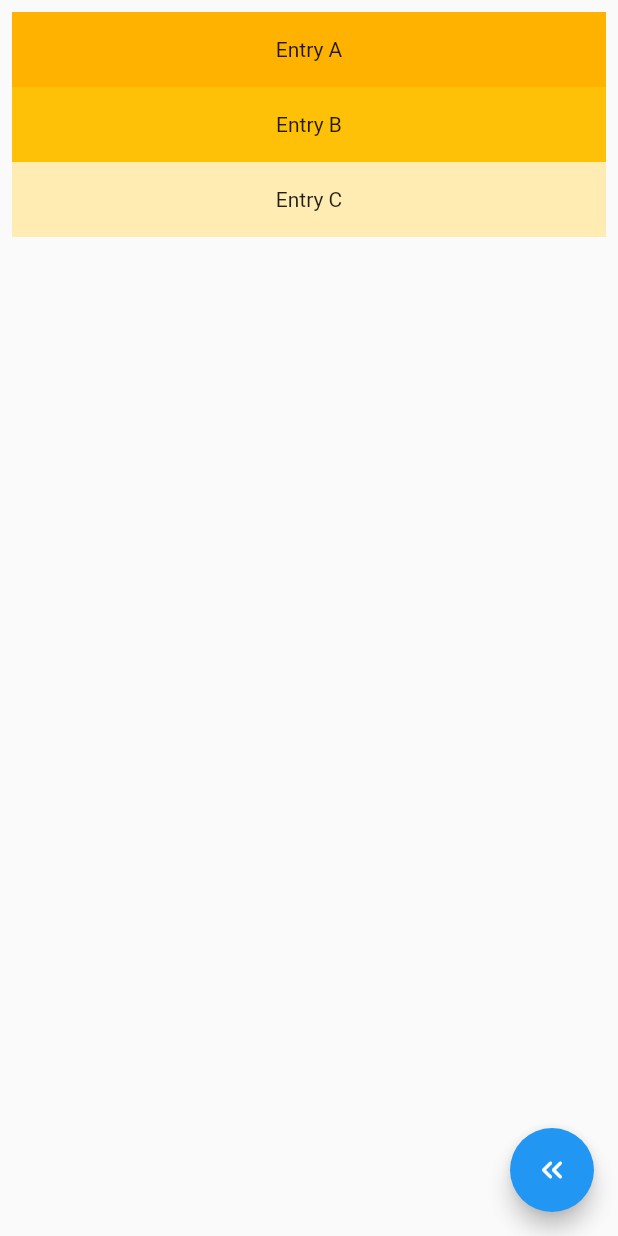
After one commit to fujiya228/flutter-widget-of-the-week, a Flutter app: the Page052 screen opened directly, after a tap on "NomalListView", on a phone screen of 412 x 824 dp. The commit adds this screen. Run offline on Flutter 3.47's test engine with Material 2 defaults, Android fonts, the phone set to English and light mode, and no system bars; our stand-ins replace transparent_image.

Commit message:
ListViewを追加

```diff
--- /dev/null
+++ b/lib/widgets/pages/page052.dart
@@ -0,0 +1,122 @@
+import 'package:flutter/material.dart';
+import '../back_page_button.dart';
+import '../page_list_tile.dart';
+
+class Page052 extends StatelessWidget {
+  const Page052({
+    Key? key,
+  }) : super(key: key);
+
+  @override
+  Widget build(BuildContext context) {
+    return SafeArea(
+      child: Scaffold(
+        body: ListView(
+          children: const [
+            PageListTile(
+              title: 'NomalListView',
+              page: NomalListView(),
+            ),
+            PageListTile(
+              title: 'ListViewWithBuilder',
+              page: ListViewWithBuilder(),
+            ),
+            PageListTile(
+              title: 'ListViewWithDivider',
+              page: ListViewWithDivider(),
+            ),
+          ],
+        ),
+        floatingActionButton: const BackPageButton(),
+      ),
+    );
+  }
+}
+
+class NomalListView extends StatelessWidget {
+  const NomalListView({Key? key}) : super(key: key);
+
+  @override
+  Widget build(BuildContext context) {
+    return SafeArea(
+      child: Scaffold(
+        body: ListView(
+          padding: const EdgeInsets.all(8),
+          children: <Widget>[
+            Container(
+              height: 50,
+              color: Colors.amber[600],
+              child: const Center(child: Text('Entry A')),
+            ),
+            Container(
+              height: 50,
+              color: Colors.amber[500],
+              child: const Center(child: Text('Entry B')),
+            ),
+            Container(
+              height: 50,
+              color: Colors.amber[100],
+              child: const Center(child: Text('Entry C')),
+            ),
+          ],
+        ),
+        floatingActionButton: const BackPageButton(),
+      ),
+    );
+  }
+}
+
+class ListViewWithBuilder extends StatelessWidget {
+  const ListViewWithBuilder({Key? key}) : super(key: key);
+
+  @override
+  Widget build(BuildContext context) {
+    final List<String> entries = <String>['A', 'B', 'C'];
+    final List<int> colorCodes = <int>[600, 500, 100];
+
+    return SafeArea(
+      child: Scaffold(
+        body: ListView.builder(
+            padding: const EdgeInsets.all(8),
+            itemCount: entries.length,
+            itemBuilder: (BuildContext context, int index) {
+              return Container(
+                height: 50,
+                color: Colors.amber[colorCodes[index]],
+                child: Center(child: Text('Entry ${entries[index]}')),
+              );
+            }),
+        floatingActionButton: const BackPageButton(),
+      ),
+    );
+  }
+}
+
+class ListViewWithDivider extends StatelessWidget {
+  const ListViewWithDivider({Key? key}) : super(key: key);
+
+  @override
+  Widget build(BuildContext context) {
+    final List<String> entries = <String>['A', 'B', 'C'];
+    final List<int> colorCodes = <int>[600, 500, 100];
+
+    return SafeArea(
+      child: Scaffold(
+        body: ListView.separated(
+          padding: const EdgeInsets.all(8),
+          itemCount: entries.length,
+          itemBuilder: (BuildContext context, int index) {
+            return Container(
+              height: 50,
+              color: Colors.amber[colorCodes[index]],
+              child: Center(child: Text('Entry ${entries[index]}')),
+            );
+          },
+          separatorBuilder: (BuildContext context, int index) =>
+              const Divider(),
+        ),
+        floatingActionButton: const BackPageButton(),
+      ),
+    );
+  }
+}
--- a/lib/widgets/widgets.dart
+++ b/lib/widgets/widgets.dart
@@ -50,6 +50,7 @@ import 'pages/page048.dart';
 import 'pages/page049.dart';
 import 'pages/page050.dart';
 import 'pages/page051.dart';
+import 'pages/page052.dart';
 
 class WidgetPage {
   WidgetPage({
@@ -62,6 +63,7 @@ class WidgetPage {
 }
 
 final widgetPages = <WidgetPage>[
+  WidgetPage(title: 'No. 052 ListView', widget: const Page052()),
   WidgetPage(title: 'No. 051 FractionallySizedBox', widget: const Page051()),
   WidgetPage(title: 'No. 050 AnimatedOpacity', widget: const Page050()),
   WidgetPage(title: 'No. 049 Stack', widget: const Page049()),
```
Also changed, not shown: 1 other file.
